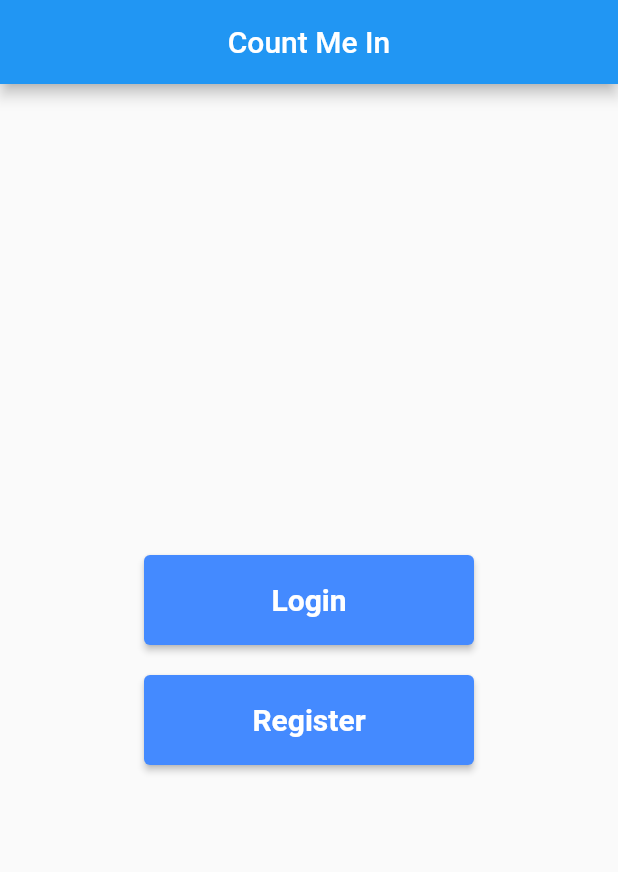
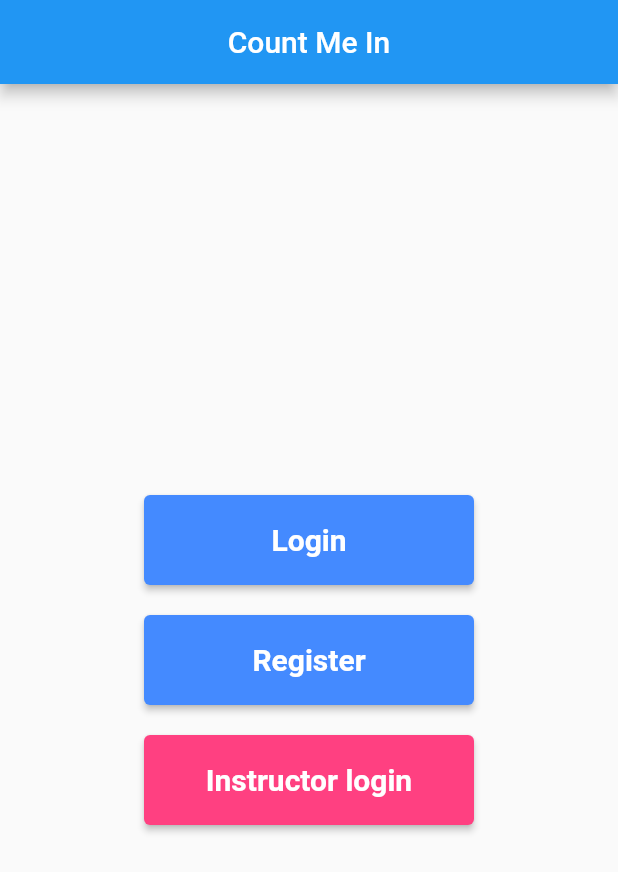
Before and after one commit to CSE-21/count-me-in, a Flutter app: the screen it shows after launch, on a phone screen of 412 x 824 dp. Shown: the top 872 px of the screen. Run offline on Flutter 3.47's test engine with Material 2 defaults, Android fonts, the light colour scheme and no system bars; our stand-ins replace qr_flutter, supabase_flutter; missing offline and left inert: mobile_scanner; accounts and stored records are empty.

Commit message:
added a new db table and some UI updates and Panel for professor

```diff
--- a/lib/main.dart
+++ b/lib/main.dart
@@ -5,6 +5,7 @@ import 'package:flutter/material.dart';
 import 'package:supabase_flutter/supabase_flutter.dart';
 
 import 'screens/home.dart';
+import 'screens/instruct_login.dart';
 import 'screens/logReg.dart';
 import 'screens/login.dart';
 import 'screens/qrscan.dart';
@@ -37,6 +38,7 @@ class MyApp extends StatelessWidget {
         '/profPanel': (context) => ProfPanel(),
         '/success': (context) => Success(),
         '/failure': (context) => Failure(),
+        '/instruct_login': (context) => InstLogin(),
       },
       title: '',
       theme: ThemeData(
--- a/lib/screens/logReg.dart
+++ b/lib/screens/logReg.dart
@@ -59,6 +59,26 @@ class _LogRegisterState extends State<LogRegister> {
                 ),
               ),
             ),
+            SizedBox(
+              height: 20,
+            ),
+            Container(
+              width: 220,
+              height: 60,
+              child: ElevatedButton(
+                onPressed: () {
+                  Navigator.pushNamed(context, "/instruct_login");
+                },
+                child: Text("Instructor login"),
+                style: ElevatedButton.styleFrom(
+                  backgroundColor: Colors.pinkAccent,
+                  textStyle: TextStyle(
+                      color: Colors.white,
+                      fontWeight: FontWeight.bold,
+                      fontSize: 20),
+                ),
+              ),
+            ),
           ],
         ),
       ),
```
Also changed, not shown: lib/screens/instruct_login.dart (added, +114 -0 lines), lib/screens/profPanel.dart (+24 -13 lines), lib/screens/register.dart (+17 -4 lines).
